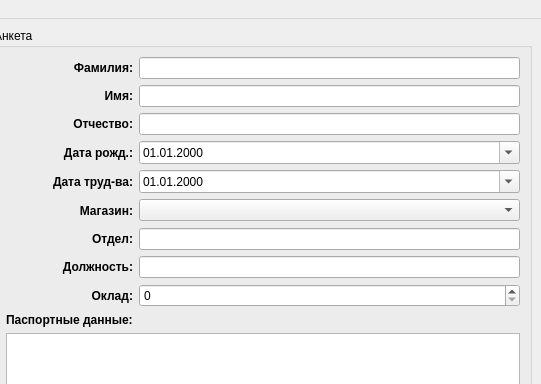
Old version of the form forms/mainwindow.ui in the repository vnetserg/LadaDetail; both pictures show x 337 to 878 and y 0 to 384 of the 878 by 561 pixel window.
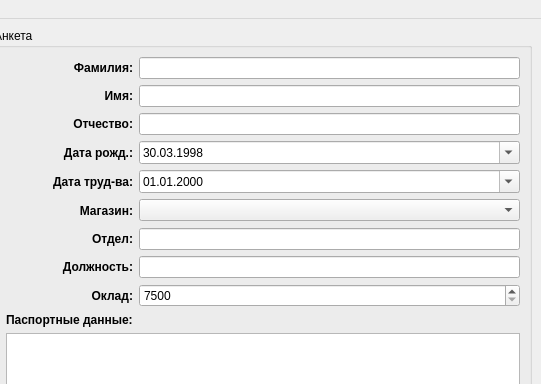
New version of the form. The open tabs and pages were chosen to show the change.

Commit message: Добавил ограничения в формах

Diff of the .ui file:
```diff
--- a/forms/mainwindow.ui
+++ b/forms/mainwindow.ui
@@ -1770,6 +1770,13 @@
                  </item>
                  <item row="3" column="1" colspan="3">
                   <widget class="QDateEdit" name="empBirthdateEdit">
+                   <property name="maximumDate">
+                    <date>
+                     <year>1998</year>
+                     <month>3</month>
+                     <day>30</day>
+                    </date>
+                   </property>
                    <property name="displayFormat">
                     <string>dd.MM.yyyy</string>
                    </property>
@@ -1851,6 +1858,9 @@
                  </item>
                  <item row="8" column="1" colspan="3">
                   <widget class="QSpinBox" name="empSalaryEdit">
+                   <property name="minimum">
+                    <number>7500</number>
+                   </property>
                    <property name="maximum">
                     <number>1000000</number>
                    </property>
```
Left out of the diff: 7 changed lines with no effect on the pictures. The commit also changes 1 other file.
